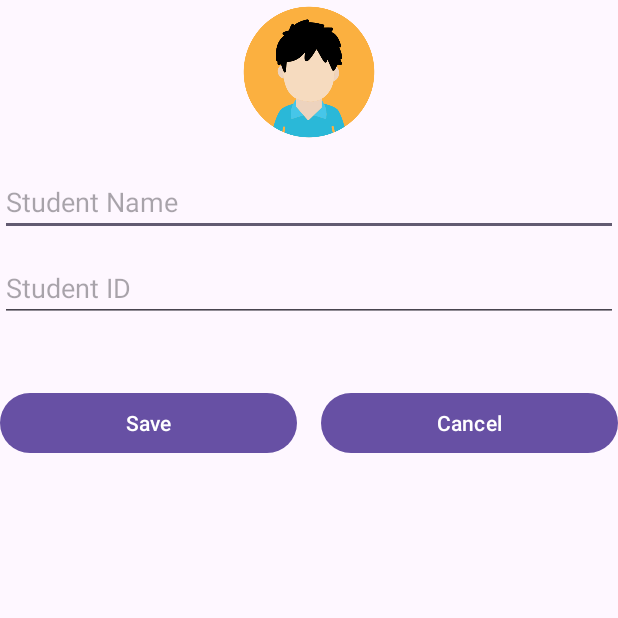
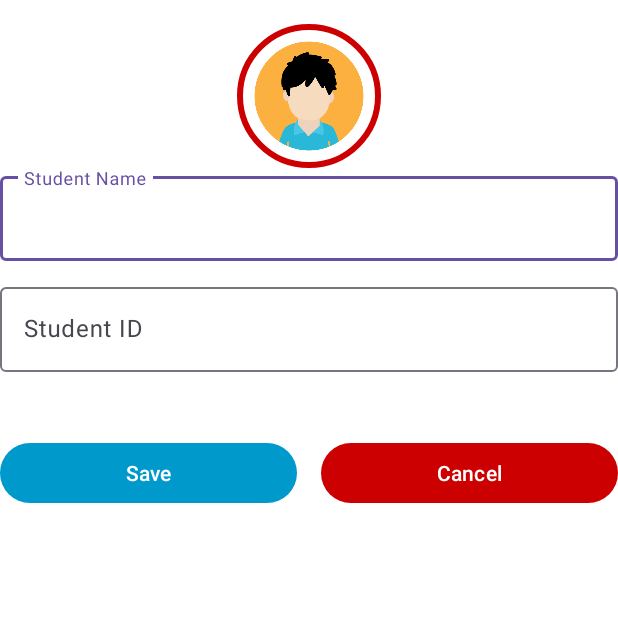
Before and after one commit to smf2813/SammysStudentApp, an Android app: the AddStudentActivity screen opened directly, with no data from a screen before it, on a phone screen of 412 x 824 dp, the top half of it. Run offline under Robolectric (Android 15) with nearby library versions, the phone set to English and light mode, and no system bars.

Commit message:
Update UI and styles for Sammy's Student App

```diff
--- a/app/src/main/java/com/idz/colman24class2/MainActivity.kt
+++ b/app/src/main/java/com/idz/colman24class2/MainActivity.kt
@@ -8,6 +8,7 @@ import androidx.activity.result.ActivityResultLauncher
 import androidx.activity.result.contract.ActivityResultContracts
 import androidx.activity.enableEdgeToEdge
 import androidx.appcompat.app.AppCompatActivity
+import androidx.appcompat.widget.Toolbar
 import androidx.core.view.ViewCompat
 import androidx.core.view.WindowInsetsCompat
 
@@ -19,18 +20,25 @@ class MainActivity : AppCompatActivity() {
         super.onCreate(savedInstanceState)
         enableEdgeToEdge()
         setContentView(R.layout.activity_main)
+
+        // 🔹 Set up the Material Toolbar
+        val toolbar = findViewById<Toolbar>(R.id.topAppBar)
+        setSupportActionBar(toolbar)
+
         ViewCompat.setOnApplyWindowInsetsListener(findViewById(R.id.main)) { v, insets ->
             val systemBars = insets.getInsets(WindowInsetsCompat.Type.systemBars())
             v.setPadding(systemBars.left, systemBars.top, systemBars.right, systemBars.bottom)
             insets
         }
 
+        // 🔹 Register the result launcher for the AddStudentActivity
         addStudentLauncher = registerForActivityResult(ActivityResultContracts.StartActivityForResult()) { result ->
             if (result.resultCode == Activity.RESULT_OK) {
-                // If needed, you can refresh UI or notify RecyclerViewActivity here
+                // Optionally refresh UI after adding a student
             }
         }
 
+        // 🔹 Button to open AddStudentActivity
         val addStudentButton: Button = findViewById(R.id.main_acitivity_add_student_button)
         addStudentButton.setOnClickListener {
             val intent = Intent(this, AddStudentActivity::class.java)
--- /dev/null
+++ b/app/src/main/res/drawable/circle_bg.xml
@@ -0,0 +1,17 @@
+<shape xmlns:android="http://schemas.android.com/apk/res/android"
+    android:shape="oval">
+
+    <!-- Inner fill color -->
+    <solid android:color="#FFFFFF" /> <!-- White background -->
+
+    <!-- Dual-color stroke (red outer + blue inner) -->
+    <stroke
+        android:width="4dp"
+        android:color="@android:color/holo_red_dark" />
+
+    <padding
+        android:left="2dp"
+        android:top="2dp"
+        android:right="2dp"
+        android:bottom="2dp" />
+</shape>
--- a/app/src/main/res/layout/activity_add_student.xml
+++ b/app/src/main/res/layout/activity_add_student.xml
@@ -5,8 +5,10 @@
     android:id="@+id/main"
     android:layout_width="match_parent"
     android:layout_height="match_parent"
-    android:padding="16dp">
+    android:padding="24dp"
+    android:background="@android:color/white">
 
+    <!-- Avatar -->
     <ImageView
         android:id="@+id/add_student_avatar_image_view"
         android:layout_width="96dp"
@@ -15,61 +17,86 @@
         android:contentDescription="Student Avatar"
         app:layout_constraintTop_toTopOf="parent"
         app:layout_constraintStart_toStartOf="parent"
-        app:layout_constraintEnd_toEndOf="parent" />
+        app:layout_constraintEnd_toEndOf="parent"
+        android:layout_marginTop="16dp"
+        android:layout_marginBottom="16dp"
+        android:background="@drawable/circle_bg"
+        android:padding="8dp" />
 
-    <EditText
-        android:id="@+id/add_student_activity_name_edit_text"
+    <!-- Name Input -->
+    <com.google.android.material.textfield.TextInputLayout
+        android:id="@+id/name_input_layout"
         android:layout_width="0dp"
         android:layout_height="wrap_content"
         android:hint="Student Name"
-        android:inputType="textPersonName"
         app:layout_constraintTop_toBottomOf="@id/add_student_avatar_image_view"
         app:layout_constraintStart_toStartOf="parent"
-        app:layout_constraintEnd_toEndOf="parent"
-        android:layout_marginTop="16dp"/>
+        app:layout_constraintEnd_toEndOf="parent">
 
-    <EditText
-        android:id="@+id/add_student_activity_id_edit_text"
+        <com.google.android.material.textfield.TextInputEditText
+            android:id="@+id/add_student_activity_name_edit_text"
+            android:layout_width="match_parent"
+            android:layout_height="wrap_content"
+            android:inputType="textPersonName" />
+    </com.google.android.material.textfield.TextInputLayout>
+
+    <!-- ID Input -->
+    <com.google.android.material.textfield.TextInputLayout
+        android:id="@+id/id_input_layout"
         android:layout_width="0dp"
         android:layout_height="wrap_content"
         android:hint="Student ID"
-        android:inputType="text"
-        app:layout_constraintTop_toBottomOf="@id/add_student_activity_name_edit_text"
+        app:layout_constraintTop_toBottomOf="@id/name_input_layout"
         app:layout_constraintStart_toStartOf="parent"
         app:layout_constraintEnd_toEndOf="parent"
-        android:layout_marginTop="12dp"/>
+        android:layout_marginTop="12dp">
 
+        <com.google.android.material.textfield.TextInputEditText
+            android:id="@+id/add_student_activity_id_edit_text"
+            android:layout_width="match_parent"
+            android:layout_height="wrap_content"
+            android:inputType="text" />
+    </com.google.android.material.textfield.TextInputLayout>
+
+    <!-- Success Message -->
     <TextView
         android:id="@+id/add_student_activity_save_message_text_view"
         android:layout_width="0dp"
         android:layout_height="wrap_content"
         android:textColor="@android:color/holo_green_dark"
         android:textSize="14sp"
-        app:layout_constraintTop_toBottomOf="@id/add_student_activity_id_edit_text"
+        android:textStyle="italic"
+        app:layout_constraintTop_toBottomOf="@id/id_input_layout"
         app:layout_constraintStart_toStartOf="parent"
         app:layout_constraintEnd_toEndOf="parent"
-        android:layout_marginTop="8dp"/>
+        android:layout_marginTop="8dp" />
 
+    <!-- Save Button -->
     <Button
         android:id="@+id/add_student_activity_save_button"
         android:layout_width="0dp"
         android:layout_height="wrap_content"
         android:text="Save"
+        app:backgroundTint="@android:color/holo_blue_dark"
+        android:textColor="@android:color/white"
         app:layout_constraintTop_toBottomOf="@id/add_student_activity_save_message_text_view"
         app:layout_constraintStart_toStartOf="parent"
         app:layout_constraintEnd_toStartOf="@+id/add_student_activity_cancel_button"
         android:layout_marginTop="16dp"
-        android:layout_marginEnd="8dp"/>
+        android:layout_marginEnd="8dp" />
 
+    <!-- Cancel Button -->
     <Button
         android:id="@+id/add_student_activity_cancel_button"
         android:layout_width="0dp"
         android:layout_height="wrap_content"
         android:text="Cancel"
+        app:backgroundTint="@android:color/holo_red_dark"
+        android:textColor="@android:color/white"
         app:layout_constraintTop_toBottomOf="@id/add_student_activity_save_message_text_view"
         app:layout_constraintStart_toEndOf="@+id/add_student_activity_save_button"
         app:layout_constraintEnd_toEndOf="parent"
         android:layout_marginTop="16dp"
-        android:layout_marginStart="8dp"/>
+        android:layout_marginStart="8dp" />
 
 </androidx.constraintlayout.widget.ConstraintLayout>
--- a/app/src/main/res/layout/activity_main.xml
+++ b/app/src/main/res/layout/activity_main.xml
@@ -7,15 +7,29 @@
     android:layout_height="match_parent"
     android:padding="16dp">
 
+    <!-- Material Top App Bar -->
+    <com.google.android.material.appbar.MaterialToolbar
+        android:id="@+id/topAppBar"
+        android:layout_width="0dp"
+        android:layout_height="wrap_content"
+        android:background="?attr/colorPrimary"
+        android:title="Sammy's Student App"
+        android:titleTextColor="@android:color/white"
+        app:titleCentered="true"
+        app:layout_constraintTop_toTopOf="parent"
+        app:layout_constraintStart_toStartOf="parent"
+        app:layout_constraintEnd_toEndOf="parent" />
+
     <!-- Add Student Button -->
     <Button
         android:id="@+id/main_acitivity_add_student_button"
         android:layout_width="0dp"
         android:layout_height="wrap_content"
         android:text="Add Student"
-        app:layout_constraintTop_toTopOf="parent"
+        app:layout_constraintTop_toBottomOf="@id/topAppBar"
         app:layout_constraintStart_toStartOf="parent"
-        app:layout_constraintEnd_toEndOf="parent" />
+        app:layout_constraintEnd_toEndOf="parent"
+        android:layout_marginTop="16dp" />
 
     <!-- Show Students Button -->
     <Button
@@ -28,7 +42,7 @@
         app:layout_constraintEnd_toEndOf="parent"
         android:layout_marginTop="16dp" />
 
-    <!-- Floating Add Button (Red FAB) -->
+    <!-- Floating Add Button -->
     <com.google.android.material.floatingactionbutton.FloatingActionButton
         android:id="@+id/btnAddStudent"
         android:layout_width="wrap_content"
```
